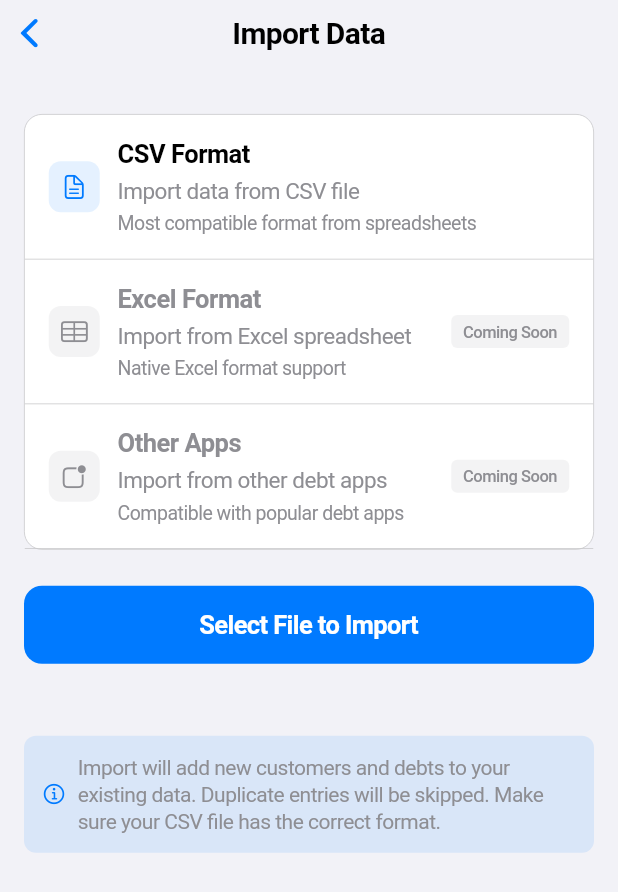
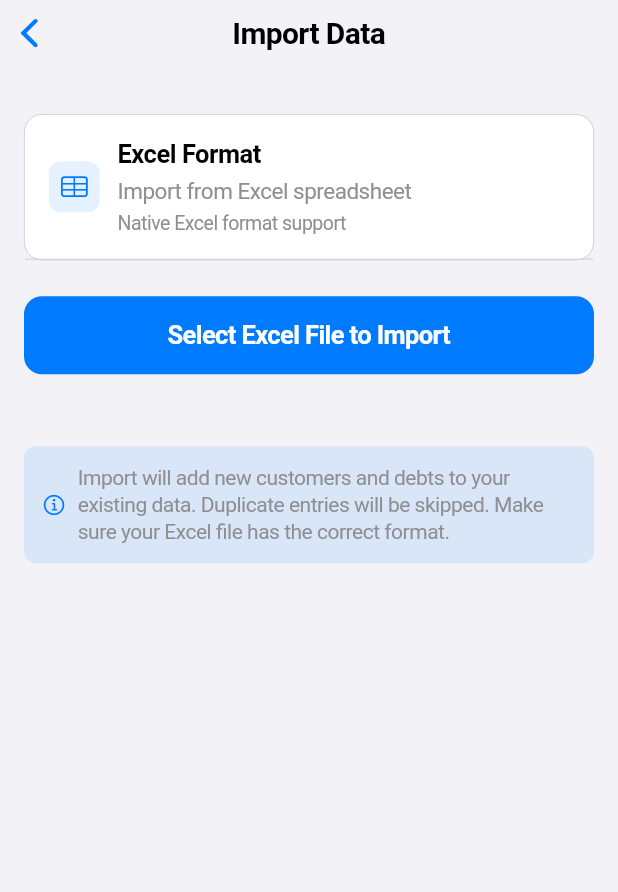
Before and after one commit to johnychnouda/Bechaalany-Debt, a Flutter app: the ImportDataScreen screen opened directly, on a phone screen of 412 x 824 dp. Shown: the top 892 px of the screen. Run offline on Flutter 3.47's test engine with Material 3 defaults, Android fonts, the phone set to English and light mode, and no system bars; our stand-ins replace connectivity_plus, cross_file, csv, flutter_local_notifications, flutter_svg, hive and 4 more; missing offline and left inert: excel; accounts and stored records are empty; generated files the repository leaves out were written again.

Commit message:
Update import/export functionality: Remove CSV and Other Apps options, focus on Excel format only

```diff
--- a/lib/screens/import_data_screen.dart
+++ b/lib/screens/import_data_screen.dart
@@ -81,25 +81,11 @@ class _ImportDataScreenState extends State<ImportDataScreen> {
       child: Column(
         children: [
           _buildImportOption(
-            'CSV Format',
-            'Import data from CSV file',
-            CupertinoIcons.doc_text,
-            'Most compatible format from spreadsheets',
-            true,
-          ),
-          _buildImportOption(
             'Excel Format',
             'Import from Excel spreadsheet',
             CupertinoIcons.table,
             'Native Excel format support',
-            false, // Not implemented yet
-          ),
-          _buildImportOption(
-            'Other Apps',
-            'Import from other debt apps',
-            CupertinoIcons.app_badge,
-            'Compatible with popular debt apps',
-            false, // Not implemented yet
+            true,
           ),
         ],
       ),
@@ -217,7 +203,7 @@ class _ImportDataScreenState extends State<ImportDataScreen> {
               ],
             )
           : Text(
-              'Select File to Import',
+              'Select Excel File to Import',
               style: AppTheme.getDynamicBody(context).copyWith(
                 color: AppColors.dynamicSurface(context),
                 fontWeight: FontWeight.w600,
@@ -351,7 +337,7 @@ class _ImportDataScreenState extends State<ImportDataScreen> {
           const SizedBox(width: 8),
           Expanded(
             child: Text(
-              'Import will add new customers and debts to your existing data. Duplicate entries will be skipped. Make sure your CSV file has the correct format.',
+              'Import will add new customers and debts to your existing data. Duplicate entries will be skipped. Make sure your Excel file has the correct format.',
               style: AppTheme.getDynamicCaption1(context).copyWith(
                 color: AppColors.dynamicTextSecondary(context),
                 fontSize: 14,
--- a/lib/screens/settings_screen.dart
+++ b/lib/screens/settings_screen.dart
@@ -97,7 +97,7 @@ class _SettingsScreenState extends State<SettingsScreen> {
                   ],
                   _buildNavigationRow(
                     'Export Data',
-                    'Export to PDF, CSV, or Excel formats',
+                    'Export to PDF or Excel formats',
                     CupertinoIcons.square_arrow_up,
                     () => Navigator.of(context).push(
                       CupertinoPageRoute(
@@ -107,7 +107,7 @@ class _SettingsScreenState extends State<SettingsScreen> {
                   ),
                   _buildNavigationRow(
                     'Import Data',
-                    'Import from other debt management apps',
+                    'Import from Excel spreadsheet',
                     CupertinoIcons.square_arrow_down,
                     () => Navigator.of(context).push(
                       CupertinoPageRoute(
```
